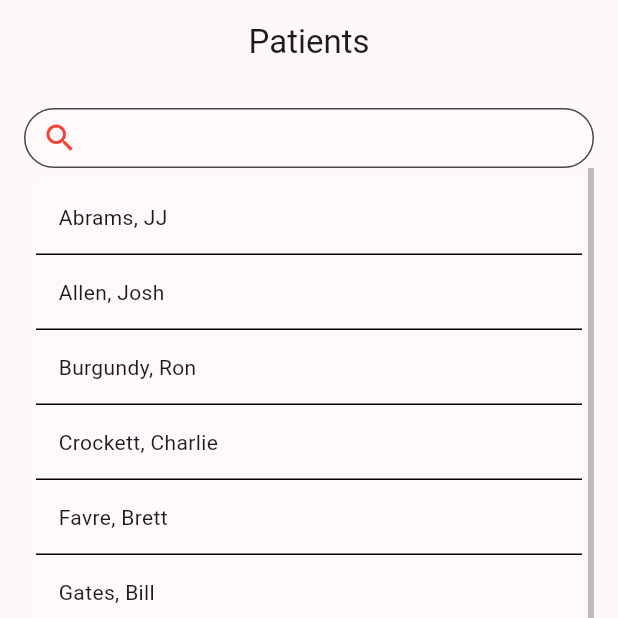
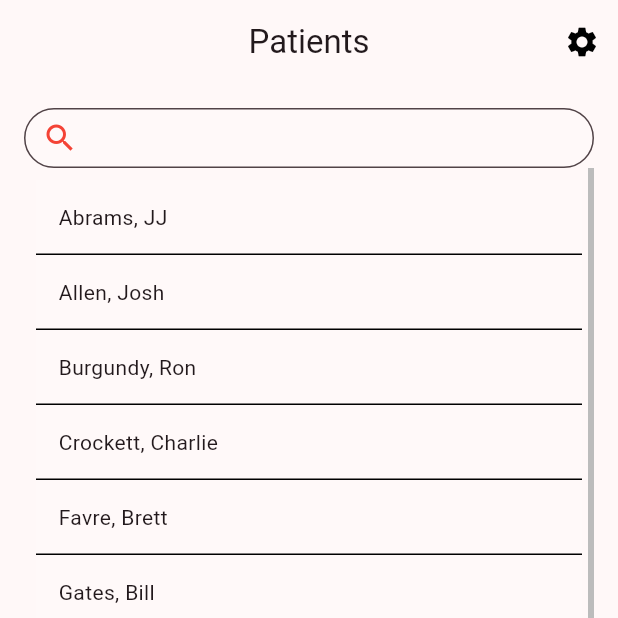
Before and after one commit to pcfino/ureact, a Flutter app: the screen it shows after launch, on a phone screen of 412 x 824 dp, the top half of it. Run offline on Flutter 3.47's test engine with Material 3 defaults, Android fonts, the phone set to English and light mode, and no system bars; our stand-ins replace sensors_plus.

Commit message:
Added settings icon to main page

```diff
--- a/capstone_project/lib/main.dart
+++ b/capstone_project/lib/main.dart
@@ -113,6 +113,17 @@ class _MyApp extends State<MyApp> {
         appBar: AppBar(
           title: const Text('Patients'),
           centerTitle: true,
+          actions: <Widget>[
+            IconButton(
+              icon: const Icon(
+                Icons.settings,
+                color: Colors.black,
+              ),
+              onPressed: () {
+                // do something
+              },
+            )
+          ],
         ),
         body: Padding(
           padding: const EdgeInsets.all(16),
```
